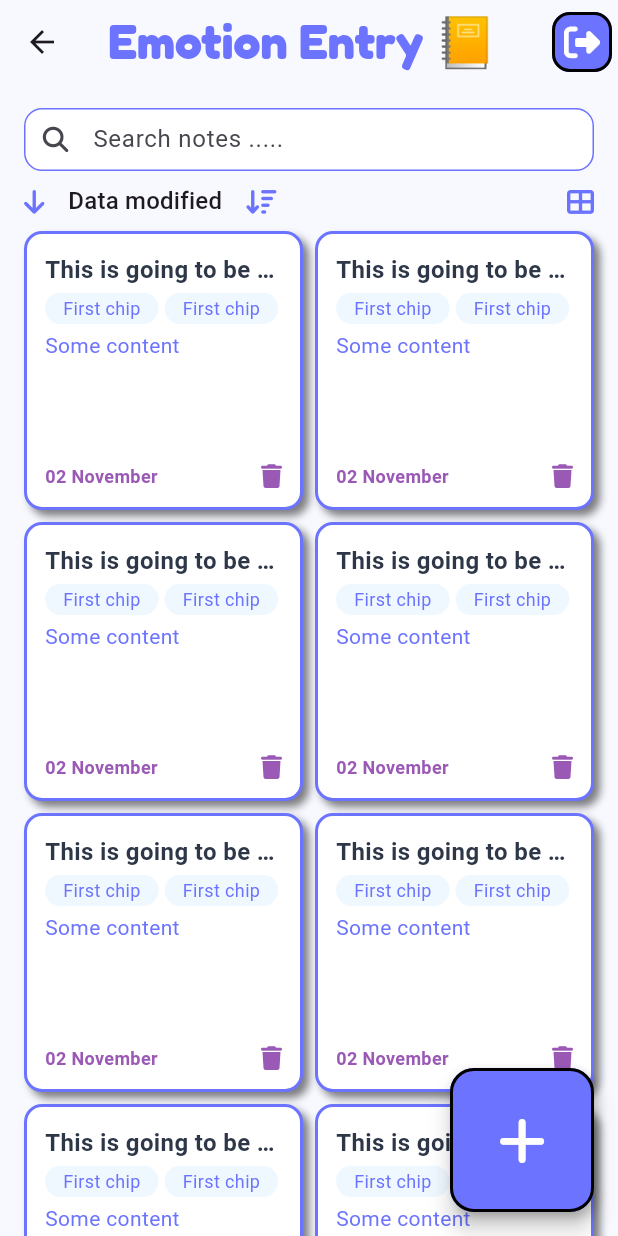
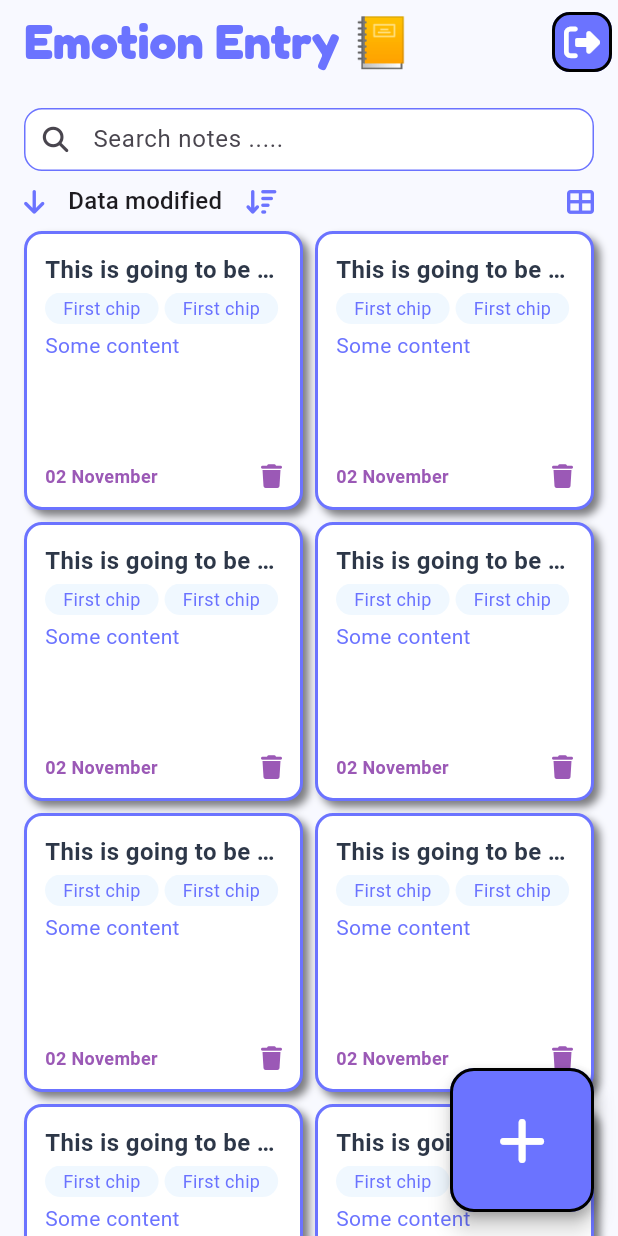
Before and after one commit to KentTho/App_Moblie_Mental, a Flutter app: the EmotionEntry screen opened directly, on a phone screen of 412 x 824 dp. Run offline on Flutter 3.47's test engine with Material 3 defaults, Android fonts, the phone set to English and light mode, and no system bars; our stand-ins replace cached_network_image, dio, firebase_auth, firebase_core, font_awesome_flutter, image_picker; missing offline and left inert: flutter_quill; accounts and stored records are empty; project files that could hold a hidden picture were left out.

Commit message:
Continous Emotion p3

```diff
--- a/mental_health_app/lib/features/diary/page/emotion_entry.dart
+++ b/mental_health_app/lib/features/diary/page/emotion_entry.dart
@@ -1,11 +1,16 @@
 import 'package:flutter/material.dart';
 import 'package:font_awesome_flutter/font_awesome_flutter.dart';
 import 'package:mental_health_app/features/diary/core/constants.dart';
+import 'package:mental_health_app/features/diary/page/new_or_edit_note_page.dart';
 import 'package:mental_health_app/features/diary/widge/note_fab.dart';
 import 'package:mental_health_app/features/diary/page/search_field.dart';
-
+import 'package:mental_health_app/features/diary/widge/note_icon_button.dart';
+import 'package:mental_health_app/features/diary/widge/note_icon_button_outlined.dart';
+import 'package:mental_health_app/features/home/homepage.dart';
+import 'package:flutter_quill/flutter_quill.dart';
 import '../widge/note_grid.dart';
 import '../widge/notes_list.dart';
+
 
 
 
@@ -15,6 +20,8 @@ class EmotionEntry extends StatefulWidget{
   @override
   State<EmotionEntry> createState() => _EmotionEntryState();
 }
+
+
 class _EmotionEntryState extends State<EmotionEntry> {
 
 
@@ -28,6 +35,8 @@ class _EmotionEntryState extends State<EmotionEntry> {
 
   @override
   Widget build(BuildContext context) {
+
+
     return Theme(
       data: ThemeData(
         colorScheme: ColorScheme.fromSeed(seedColor: Colors.deepPurple),
@@ -35,6 +44,7 @@ class _EmotionEntryState extends State<EmotionEntry> {
       ),
       child: Scaffold(
         appBar: AppBar(
+          automaticallyImplyLeading: false,
           title: const Text("Emotion Entry 📒"),
           backgroundColor: Colors.transparent,
           titleTextStyle: TextStyle(
@@ -44,21 +54,26 @@ class _EmotionEntryState extends State<EmotionEntry> {
             fontWeight: FontWeight.bold,
           ),
           actions: [
-            IconButton(
-              onPressed: () {},
-              icon: FaIcon(FontAwesomeIcons.rightFromBracket),
-              style: IconButton.styleFrom(
-                backgroundColor: primaryColor,
-                foregroundColor: white,
-                shape: RoundedRectangleBorder(
-                  borderRadius: BorderRadius.circular(12),
-                  side: BorderSide(color: black, width: 2),
-                ),
-              ),
-            ),
+            NoteIconButtonOutlined(
+              onPressed: () {
+                Navigator.pushReplacement(
+                  context,
+                  MaterialPageRoute(builder: (_) => const Homepage()),
+                );
+              },
+            icon: FontAwesomeIcons.rightFromBracket,),
           ],
         ),
-        floatingActionButton:NoteFab(),
+        floatingActionButton:NoteFab(
+          onPressed: () {
+              Navigator.push(
+                context,
+                MaterialPageRoute(
+                  builder: (context) => NewOrEditNotePage()
+                ),
+              );
+          },
+        ),
         body: Padding(
           padding: const EdgeInsets.all(16.0),
           child: Column(
@@ -68,19 +83,14 @@ class _EmotionEntryState extends State<EmotionEntry> {
                 padding: const EdgeInsets.symmetric(vertical: 8.0),
                 child: Row(
                   children: [
-                    IconButton(
+                    NoteIconButton(
+                      icon: isDescending ? FontAwesomeIcons.arrowDown : FontAwesomeIcons.arrowUp,
+                      size: 18,
                       onPressed: () {
                         setState(() {
                           isDescending = !isDescending;
                         });
-                      },
-                      icon: FaIcon(isDescending ? FontAwesomeIcons.arrowDown : FontAwesomeIcons.arrowUp),
-                      padding: EdgeInsets.zero,
-                      visualDensity: VisualDensity.compact,
-                      constraints: BoxConstraints(),
-                      style: IconButton.styleFrom(tapTargetSize: MaterialTapTargetSize.shrinkWrap,),
-                      iconSize: 18,
-                      color: gray700,
+                      }
                     ),
                     SizedBox(width: 16),
                     DropdownButton(
@@ -119,22 +129,16 @@ class _EmotionEntryState extends State<EmotionEntry> {
                       },
                     ),
                     Spacer(),
-                    IconButton(
+                    NoteIconButton(
+                      icon: isGrid
+                          ? FontAwesomeIcons.tableCellsLarge
+                          : FontAwesomeIcons.bars,
+                      size: 18,
                       onPressed: () {
                         setState(() {
                           isGrid = !isGrid;
                         });
-                      },
-                      icon: FaIcon(isGrid
-                          ? FontAwesomeIcons.tableCellsLarge
-                          : FontAwesomeIcons.bars
-                      ),
-                      padding: EdgeInsets.zero,
-                      visualDensity: VisualDensity.compact,
-                      constraints: BoxConstraints(),
-                      style: IconButton.styleFrom(tapTargetSize: MaterialTapTargetSize.shrinkWrap,),
-                      iconSize: 18,
-                      color: gray700,
+                      }
                     ),
                   ],
                 ),
--- a/mental_health_app/lib/features/diary/widge/note_fab.dart
+++ b/mental_health_app/lib/features/diary/widge/note_fab.dart
@@ -7,8 +7,12 @@ import '../core/constants.dart';
 
 class NoteFab extends StatelessWidget {
   const NoteFab({
-    super.key,
+    super.key, required this.onPressed,
   });
+
+
+  final VoidCallback? onPressed;
+
 
   @override
   Widget build(BuildContext context) {
@@ -24,7 +28,7 @@ class NoteFab extends StatelessWidget {
           ]
       ),
       child: FloatingActionButton.large(
-        onPressed: () {},
+        onPressed: onPressed,
         backgroundColor: primaryColor,
         foregroundColor: white,
         shape: RoundedRectangleBorder(
--- /dev/null
+++ b/mental_health_app/lib/features/diary/widge/note_icon_button.dart
@@ -0,0 +1,31 @@
+import 'package:flutter/material.dart';
+import 'package:font_awesome_flutter/font_awesome_flutter.dart';
+import 'package:mental_health_app/features/diary/core/constants.dart';
+
+class NoteIconButton extends StatelessWidget {
+  const NoteIconButton({
+    required this.icon,
+    required this.size,
+    required this.onPressed,
+    super.key
+    });
+
+final IconData icon;
+final double? size;
+  final VoidCallback? onPressed;
+
+
+  @override
+  Widget build(BuildContext context) {
+    return        IconButton(
+                      onPressed: onPressed,
+                      icon: FaIcon(icon),
+                      padding: EdgeInsets.zero,
+                      visualDensity: VisualDensity.compact,
+                      constraints: BoxConstraints(),
+                      style: IconButton.styleFrom(tapTargetSize: MaterialTapTargetSize.shrinkWrap,),
+                      iconSize: size,
+                      color: gray700,
+                    );
+                  }
+}
--- /dev/null
+++ b/mental_health_app/lib/features/diary/widge/note_icon_button_outlined.dart
@@ -0,0 +1,30 @@
+import 'package:flutter/material.dart';
+import 'package:font_awesome_flutter/font_awesome_flutter.dart';
+import 'package:mental_health_app/features/diary/core/constants.dart';
+
+class NoteIconButtonOutlined extends StatelessWidget {
+  const NoteIconButtonOutlined({
+    super.key,
+    required this.onPressed,
+    required this.icon
+  });
+
+  final IconData icon;
+  final VoidCallback onPressed;
+
+  @override
+  Widget build(BuildContext context) {
+    return IconButton(
+      onPressed: onPressed,
+      icon: FaIcon(icon),
+      style: IconButton.styleFrom(
+        backgroundColor: primaryColor,
+        foregroundColor: white,
+        shape: RoundedRectangleBorder(
+          borderRadius: BorderRadius.circular(12),
+          side: BorderSide(color: black, width: 2),
+        ),
+      ),
+    );
+  }
+}
--- a/mental_health_app/lib/features/home/homepage.dart
+++ b/mental_health_app/lib/features/home/homepage.dart
@@ -244,7 +244,6 @@ class _HomepageState extends State<Homepage> with TickerProviderStateMixin {
                                 subtitle: "Ghi nhật ký cảm xúc",
                                 colors: [const Color(0xFF667eea), const Color(0xFF764ba2)],
                                 onTap: () {
-                                  Navigator.pop(context);
                                   Navigator.push(context, MaterialPageRoute(builder: (_) => const EmotionEntry()));
                                 },
                               ),
--- a/mental_health_app/pubspec.yaml
+++ b/mental_health_app/pubspec.yaml
@@ -40,6 +40,7 @@ dependencies:
   firebase_core: ^3.14.0
   firebase_auth: ^5.6.0
   font_awesome_flutter: ^10.8.0
+  flutter_quill: ^11.4.1
 
 dev_dependencies:
   flutter_test:
```
Also changed, not shown: mental_health_app/lib/features/diary/page/new_or_edit_note_page.dart (added, +183 -0 lines), mental_health_app/lib/main.dart (+17 -61 lines), mental_health_app/pubspec.lock, 5 other files.
